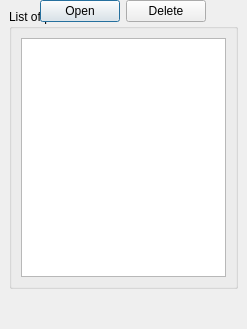
The window that core/ui/toolbars/om/profile_list.ui (Giswater/giswater_qgis_plugin) describes before a commit, drawn with Qt 5.
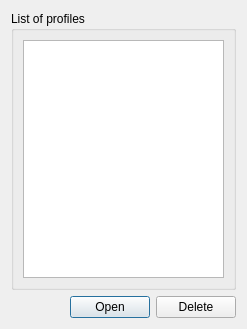
The same window after the commit.

Commit message: fix(profile): create layout in profile list dialog

What changed in the file:
```diff
--- a/core/ui/toolbars/om/profile_list.ui
+++ b/core/ui/toolbars/om/profile_list.ui
@@ -13,25 +13,8 @@
   <property name="windowTitle">
    <string>Load profiles</string>
   </property>
-  <widget class="QGroupBox" name="groupBox_2">
-   <property name="geometry">
-    <rect>
-     <x>9</x>
-     <y>9</y>
-     <width>229</width>
-     <height>280</height>
-    </rect>
-   </property>
-   <property name="title">
-    <string>List of profiles</string>
-   </property>
-   <layout class="QGridLayout" name="gridLayout_2">
-    <item row="0" column="0">
-     <widget class="QListWidget" name="tbl_profiles"/>
-    </item>
-   </layout>
-  </widget>
-  <widget class="QWidget" name="">
+  <layout class="QGridLayout" name="gridLayout">
+   <item row="1" column="0">
    <layout class="QGridLayout" name="lyt_buttons">
     <item row="0" column="1">
      <widget class="QPushButton" name="btn_open">
@@ -61,7 +44,20 @@
      </spacer>
     </item>
    </layout>
-  </widget>
+   </item>
+   <item row="0" column="0">
+    <widget class="QGroupBox" name="groupBox_2">
+     <property name="title">
+      <string>List of profiles</string>
+     </property>
+     <layout class="QGridLayout" name="gridLayout_2">
+      <item row="0" column="0">
+       <widget class="QListWidget" name="tbl_profiles"/>
+      </item>
+     </layout>
+    </widget>
+   </item>
+  </layout>
  </widget>
  <resources/>
  <connections/>
```
Lines whose indentation alone changed are shown as unchanged.
